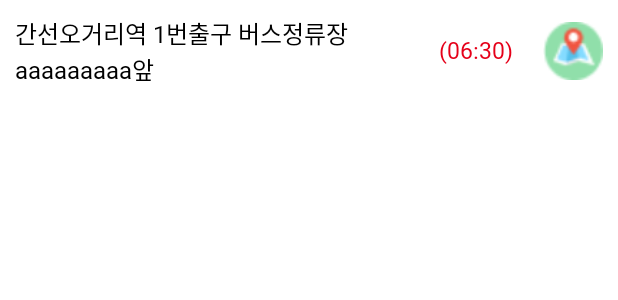
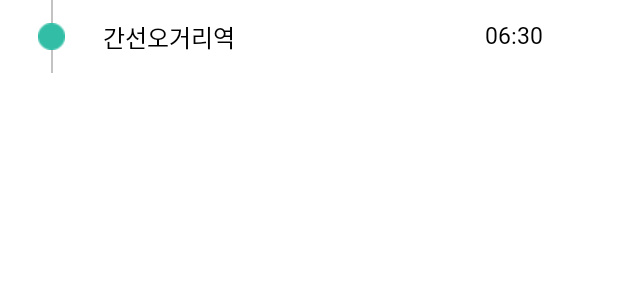
Before and after one commit to HalloKity/DIGICO_Bus, an Android app: the layout listview_detail_bus_info.xml on its own in the app's theme, with its tools: preview values and no code run, on a phone screen of 412 x 824 dp. Shown: the top 300 px of the screen. Run offline under Robolectric (Android 15) with nearby library versions, the phone set to English and light mode, and no system bars.

Commit message:
[MY] fix : 버스 노선 전체 보기 화면 수정

```diff
--- a/DigicoBus/app/src/main/res/layout/listview_detail_bus_info.xml
+++ b/DigicoBus/app/src/main/res/layout/listview_detail_bus_info.xml
@@ -4,41 +4,63 @@
     android:id="@+id/constraint_bus_detail"
     android:layout_width="match_parent"
     android:layout_height="wrap_content"
-    android:padding="10dp"
     xmlns:app="http://schemas.android.com/apk/res-auto">
+
+    <ImageView
+        android:layout_width="18dp"
+        android:layout_height="18dp"
+        android:layout_marginLeft="25dp"
+        android:layout_marginTop="15dp"
+        android:layout_marginBottom="15dp"
+        android:id="@+id/img_bus_route_circle"
+        android:src="@drawable/img_bus_route_circle"
+        app:layout_constraintStart_toStartOf="parent"
+        app:layout_constraintBottom_toBottomOf="parent"
+        app:layout_constraintTop_toTopOf="parent" />
+
+    <View
+        android:layout_width="1dp"
+        android:layout_height="0dp"
+        android:id="@+id/line_route_top"
+        android:background="@color/gray_70"
+        app:layout_constraintTop_toTopOf="parent"
+        app:layout_constraintStart_toStartOf="@+id/img_bus_route_circle"
+        app:layout_constraintBottom_toTopOf="@+id/img_bus_route_circle"
+        app:layout_constraintEnd_toEndOf="@id/img_bus_route_circle"/>
+
+    <View
+        android:layout_width="1dp"
+        android:layout_height="0dp"
+        android:id="@+id/line_route_bottom"
+        android:background="@color/gray_70"
+        app:layout_constraintBottom_toBottomOf="parent"
+        app:layout_constraintStart_toStartOf="@+id/img_bus_route_circle"
+        app:layout_constraintTop_toBottomOf="@+id/img_bus_route_circle"
+        app:layout_constraintEnd_toEndOf="@id/img_bus_route_circle"/>
 
     <TextView
         android:id="@+id/tv_bus_stop_location"
-        android:layout_width="250dp"
+        android:layout_width="wrap_content"
         android:layout_height="wrap_content"
-        android:text="간선오거리역 1번출구 버스정류장 aaaaaaaaa앞"
+        android:layout_marginLeft="25dp"
+        android:text="간선오거리역"
         android:textSize="16dp"
         android:textColor="@color/black"
         app:layout_constraintTop_toTopOf="parent"
-        app:layout_constraintStart_toStartOf="parent"
-        app:layout_constraintRight_toLeftOf="@id/tv_departure_time"
-        app:layout_constraintBottom_toBottomOf="parent"/>
+        app:layout_constraintBottom_toBottomOf="parent"
+        app:layout_constraintStart_toEndOf="@id/img_bus_route_circle" />
 
     <TextView
         android:id="@+id/tv_departure_time"
         android:layout_width="wrap_content"
         android:layout_height="wrap_content"
-        android:text="(06:30)"
-        android:textColor="@color/red"
+        android:layout_marginRight="50dp"
+        android:text="06:30"
+        android:textColor="@color/black"
         android:textSize="15dp"
-        android:layout_marginRight="20dp"
         app:layout_constraintBottom_toBottomOf="parent"
-        app:layout_constraintEnd_toStartOf="@+id/btn_map"
+        app:layout_constraintEnd_toEndOf="parent"
         app:layout_constraintLeft_toRightOf="@id/tv_bus_stop_location"
         app:layout_constraintTop_toTopOf="parent" />
-    <ImageView
-        android:id="@+id/btn_map"
-        android:layout_width="40dp"
-        android:layout_height="40dp"
-        android:src="@drawable/icon_map"
-        android:background="@android:color/transparent"
-        app:layout_constraintTop_toTopOf="parent"
-        app:layout_constraintBottom_toBottomOf="parent"
-        app:layout_constraintEnd_toEndOf="parent"/>
 
 </androidx.constraintlayout.widget.ConstraintLayout>
--- a/DigicoBus/app/src/main/res/navigation/nav_graph_commute.xml
+++ b/DigicoBus/app/src/main/res/navigation/nav_graph_commute.xml
@@ -15,9 +15,9 @@
     </fragment>
     <fragment
         android:id="@+id/CommuteBusChoiceFragment"
-        android:name="com.kt.digicobus.fragment.commute.CommuteBusChoiceFragment"
+        android:name="com.kt.digicobus.fragment.commute.CommuteBusEntireRoute"
         android:label="fragment_commute_bus_choice"
-        tools:layout="@layout/fragment_commute_bus_choice" >
+        tools:layout="@layout/fragment_commute_bus_entire_route" >
         <action
             android:id="@+id/action_CommuteBusChoiceFragment_to_CommuteCalendarChoiceFragment"
             app:destination="@id/CommuteCalendarChoiceFragment" />
```
Also changed, not shown: DigicoBus/app/src/main/java/com/kt/digicobus/adapter/BusStopListAdapter.kt (+14 -35 lines), DigicoBus/app/src/main/java/com/kt/digicobus/fragment/commute/CommuteBusChoiceFragment.kt (deleted, +0 -89 lines), DigicoBus/app/src/main/java/com/kt/digicobus/fragment/commute/CommuteBusEntireRoute.kt (added, +79 -0 lines), DigicoBus/app/src/main/res/layout/fragment_commute_bus_choice.xml (deleted, +0 -118 lines), DigicoBus/app/src/main/res/layout/fragment_commute_bus_entire_route.xml (added, +57 -0 lines), DigicoBus/app/src/main/res/drawable-v24/img_bus_route_circle.png (added).
